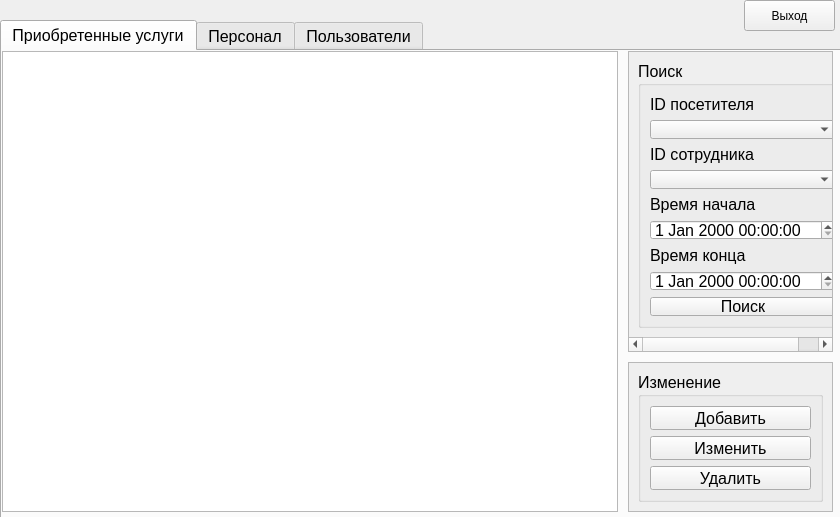
Before: the Qt Designer form Layout/AdminWindow.ui in TeflonDervish/Coursework, drawn with Qt 5.
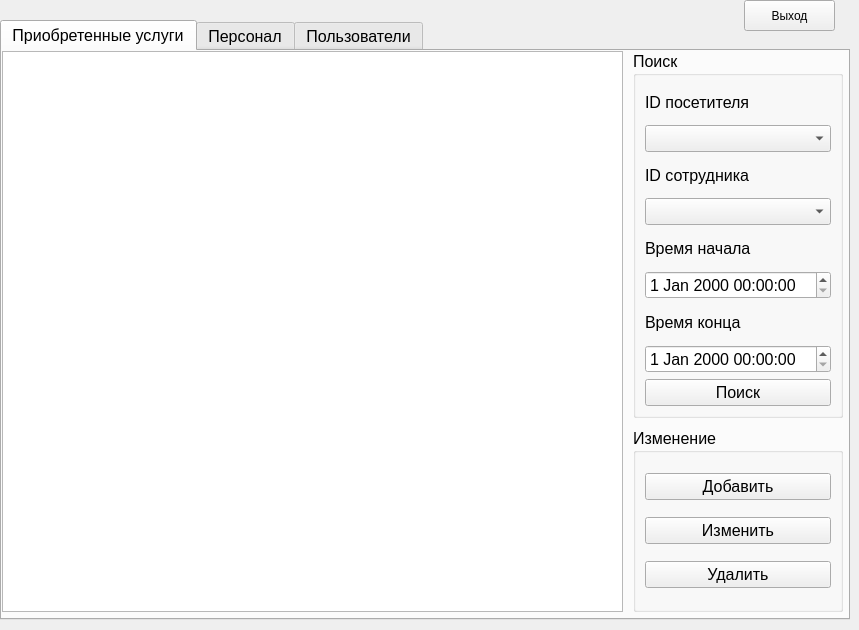
After: the same form once the commit is applied. The open tabs and pages were chosen to show the change.

```diff
--- a/Layout/AdminWindow.ui
+++ b/Layout/AdminWindow.ui
@@ -6,8 +6,8 @@
    <rect>
     <x>0</x>
     <y>0</y>
-    <width>840</width>
-    <height>517</height>
+    <width>859</width>
+    <height>630</height>
    </rect>
   </property>
   <property name="windowTitle">
@@ -19,8 +19,8 @@
      <rect>
       <x>0</x>
       <y>20</y>
-      <width>841</width>
-      <height>500</height>
+      <width>850</width>
+      <height>600</height>
      </rect>
     </property>
     <property name="font">
@@ -40,109 +40,21 @@
        <rect>
         <x>0</x>
         <y>0</y>
-        <width>831</width>
-        <height>461</height>
+        <width>841</width>
+        <height>561</height>
        </rect>
       </property>
-      <layout class="QGridLayout" name="gridLayout" rowstretch="1,1,1" columnstretch="3,1">
+      <layout class="QGridLayout" name="gridLayout" rowstretch="2,1" columnstretch="3,1">
+       <property name="sizeConstraint">
+        <enum>QLayout::SetMinimumSize</enum>
+       </property>
        <property name="spacing">
         <number>10</number>
        </property>
-       <item row="2" column="1">
-        <widget class="QScrollArea" name="scrollArea_4">
-         <property name="widgetResizable">
-          <bool>true</bool>
-         </property>
-         <widget class="QWidget" name="scrollAreaWidgetContents_4">
-          <property name="geometry">
-           <rect>
-            <x>0</x>
-            <y>0</y>
-            <width>203</width>
-            <height>148</height>
-           </rect>
-          </property>
-          <layout class="QVBoxLayout" name="verticalLayout_6">
-           <item>
-            <widget class="QGroupBox" name="groupBox">
-             <property name="enabled">
-              <bool>true</bool>
-             </property>
-             <property name="sizePolicy">
-              <sizepolicy hsizetype="Minimum" vsizetype="Ignored">
-               <horstretch>0</horstretch>
-               <verstretch>0</verstretch>
-              </sizepolicy>
-             </property>
-             <property name="styleSheet">
-              <string notr="true">font: 11pt &quot;MS Shell Dlg 2&quot;;</string>
-             </property>
-             <property name="title">
-              <string>Изменение</string>
-             </property>
-             <property name="flat">
-              <bool>false</bool>
-             </property>
-             <property name="checkable">
-              <bool>false</bool>
-             </property>
-             <layout class="QVBoxLayout" name="verticalLayout_4">
-              <property name="leftMargin">
-               <number>9</number>
-              </property>
-              <item>
-               <widget class="QPushButton" name="pushAddPurchased">
-                <property name="sizePolicy">
-                 <sizepolicy hsizetype="Minimum" vsizetype="Fixed">
-                  <horstretch>0</horstretch>
-                  <verstretch>0</verstretch>
-                 </sizepolicy>
-                </property>
-                <property name="text">
-                 <string>Добавить</string>
-                </property>
-               </widget>
-              </item>
-              <item>
-               <widget class="QPushButton" name="pushChangePurchased">
-                <property name="text">
-                 <string>Изменить</string>
-                </property>
-               </widget>
-              </item>
-              <item>
-               <widget class="QPushButton" name="pushRemovePurchased">
-                <property name="text">
-                 <string>Удалить</string>
-                </property>
-               </widget>
-              </item>
-             </layout>
-            </widget>
-           </item>
-          </layout>
-         </widget>
-        </widget>
-       </item>
-       <item row="0" column="1" rowspan="2">
-        <widget class="QScrollArea" name="scrollArea_3">
-         <property name="styleSheet">
-          <string notr="true"/>
-         </property>
-         <property name="widgetResizable">
-          <bool>true</bool>
-         </property>
-         <widget class="QWidget" name="scrollAreaWidgetContents_3">
-          <property name="geometry">
-           <rect>
-            <x>0</x>
-            <y>0</y>
-            <width>203</width>
-            <height>297</height>
-           </rect>
-          </property>
-          <layout class="QVBoxLayout" name="verticalLayout_3">
-           <item>
+       <item row="0" column="0" rowspan="2">
+        <widget class="QTableWidget" name="tableWidget"/>
+       </item>
+       <item row="0" column="1">
             <widget class="QGroupBox" name="groupBox_2">
              <property name="sizePolicy">
               <sizepolicy hsizetype="Minimum" vsizetype="Ignored">
@@ -207,12 +119,62 @@
              </layout>
             </widget>
            </item>
-          </layout>
-         </widget>
-        </widget>
-       </item>
-       <item row="0" column="0" rowspan="3">
-        <widget class="QTableWidget" name="tableWidget"/>
+       <item row="1" column="1">
+        <widget class="QGroupBox" name="groupBox">
+         <property name="enabled">
+          <bool>true</bool>
+         </property>
+         <property name="sizePolicy">
+          <sizepolicy hsizetype="Minimum" vsizetype="Ignored">
+           <horstretch>0</horstretch>
+           <verstretch>0</verstretch>
+          </sizepolicy>
+         </property>
+         <property name="styleSheet">
+          <string notr="true">font: 11pt &quot;MS Shell Dlg 2&quot;;</string>
+         </property>
+         <property name="title">
+          <string>Изменение</string>
+         </property>
+         <property name="flat">
+          <bool>false</bool>
+         </property>
+         <property name="checkable">
+          <bool>false</bool>
+         </property>
+         <layout class="QVBoxLayout" name="verticalLayout_8">
+          <property name="leftMargin">
+           <number>9</number>
+          </property>
+          <item>
+           <widget class="QPushButton" name="pushAddPurchased_3">
+            <property name="sizePolicy">
+             <sizepolicy hsizetype="Minimum" vsizetype="Fixed">
+              <horstretch>0</horstretch>
+              <verstretch>0</verstretch>
+             </sizepolicy>
+            </property>
+            <property name="text">
+             <string>Добавить</string>
+            </property>
+           </widget>
+          </item>
+          <item>
+           <widget class="QPushButton" name="pushChangePurchased_3">
+            <property name="text">
+             <string>Изменить</string>
+            </property>
+           </widget>
+          </item>
+          <item>
+           <widget class="QPushButton" name="pushRemovePurchased_3">
+            <property name="text">
+             <string>Удалить</string>
+            </property>
+           </widget>
+          </item>
+         </layout>
+        </widget>
        </item>
       </layout>
      </widget>
```
Left out of the diff: 214 changed lines with no effect on the pictures. Lines whose indentation alone changed are shown as unchanged.
